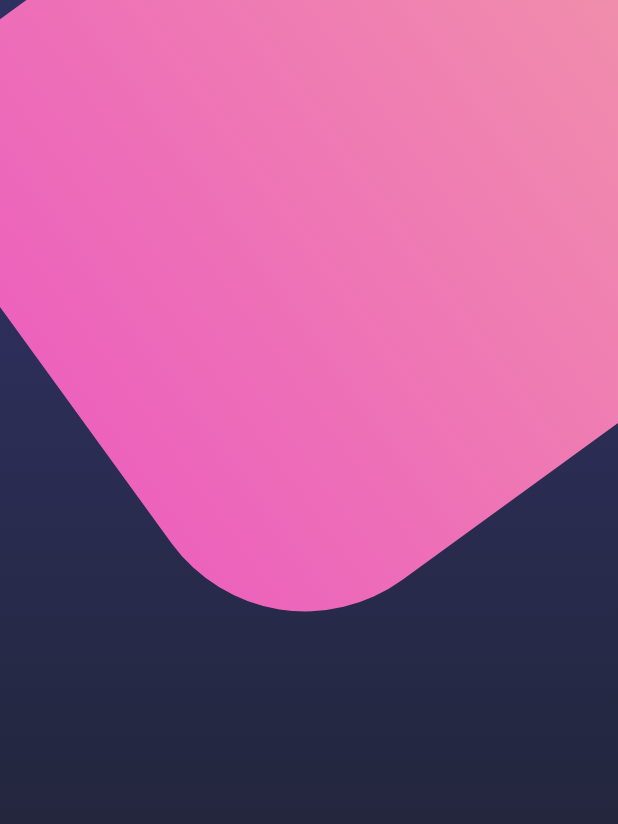
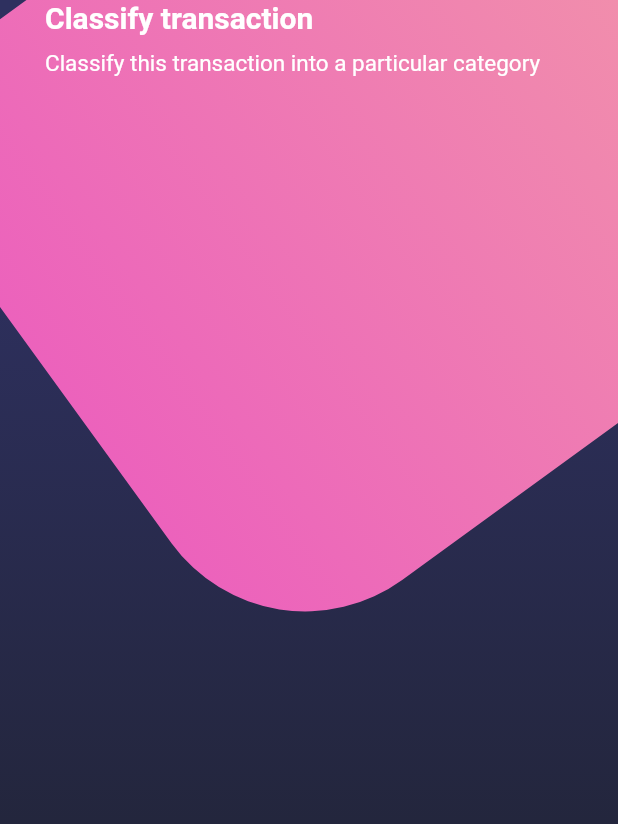
Before and after one commit to DiegoJavb/disenos, a Flutter app: the screen it shows after launch, on a phone screen of 412 x 824 dp. Shown: the top 824 px of the screen. Run offline on Flutter 3.47's test engine with Material 2 defaults, Android fonts, the phone set to English and light mode, and no system bars.

Commit message:
Statusbar y títulos

```diff
--- a/lib/main.dart
+++ b/lib/main.dart
@@ -1,7 +1,9 @@
+import 'package:flutter/material.dart';
+import 'package:flutter/services.dart';
+
+import 'package:disenos/screens/scroll_design.dart';
 import 'package:disenos/screens/basic_design.dart';
 import 'package:disenos/screens/home_screen.dart';
-import 'package:disenos/screens/scroll_design.dart';
-import 'package:flutter/material.dart';
 
 void main() => runApp(const MyApp());
 
@@ -10,6 +12,7 @@ class MyApp extends StatelessWidget {
 
   @override
   Widget build(BuildContext context) {
+    SystemChrome.setSystemUIOverlayStyle(SystemUiOverlayStyle.light);
     return MaterialApp(
       debugShowCheckedModeBanner: false,
       title: 'Material App',
--- a/lib/screens/home_screen.dart
+++ b/lib/screens/home_screen.dart
@@ -1,3 +1,4 @@
+import 'package:disenos/widgets/page_title.dart';
 import 'package:flutter/material.dart';
 import 'package:disenos/widgets/background.dart';
 
@@ -6,13 +7,28 @@ class HomeScreen extends StatelessWidget {
 
   @override
   Widget build(BuildContext context) {
-    return const Scaffold(
+    return Scaffold(
       body: Stack(
         children: [
-          //TODO: background
-          Background(),
+          const Background(),
+          //TODO: HomeBody
+          _HomeBody(),
         ],
       ),
     );
   }
 }
+
+class _HomeBody extends StatelessWidget {
+  @override
+  Widget build(BuildContext context) {
+    return const SingleChildScrollView(
+      child: Column(
+        children: [
+          //TODO: titles
+          PageTitle()
+        ],
+      ),
+    );
+  }
+}
--- /dev/null
+++ b/lib/widgets/page_title.dart
@@ -0,0 +1,32 @@
+import 'package:flutter/material.dart';
+
+class PageTitle extends StatelessWidget {
+  const PageTitle({super.key});
+
+  @override
+  Widget build(BuildContext context) {
+    return SafeArea(
+      bottom: false,
+      child: Container(
+        margin: const EdgeInsets.symmetric(horizontal: 30),
+        child: const Column(
+          crossAxisAlignment: CrossAxisAlignment.start,
+          children: [
+            Text(
+              'Classify transaction',
+              style: TextStyle(
+                  fontSize: 20,
+                  fontWeight: FontWeight.bold,
+                  color: Colors.white),
+            ),
+            SizedBox(height: 10),
+            Text(
+              'Classify this transaction into a particular category',
+              style: TextStyle(fontSize: 15, color: Colors.white),
+            ),
+          ],
+        ),
+      ),
+    );
+  }
+}
```
